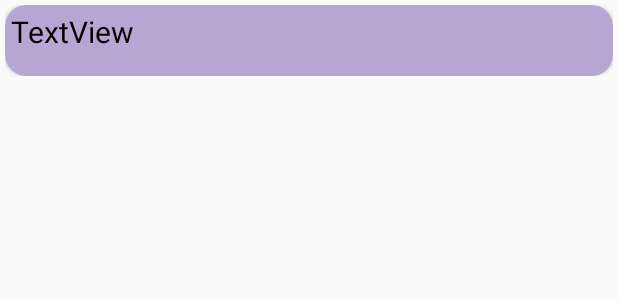
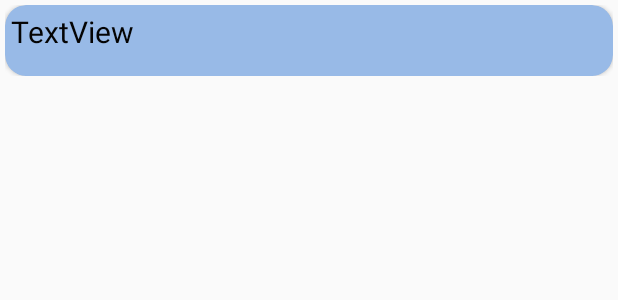
Before and after one commit to cmartinez136/CMPS3390_22, an Android app: the layout recycler_row.xml on its own in the app's theme, with its tools: preview values and no code run, on a phone screen of 412 x 824 dp. Shown: the top 300 px of the screen. Run offline under Robolectric (Android 15) with nearby library versions, the phone set to English and light mode, and no system bars.

Commit message:
Lab 9 done.

```diff
--- a/MobileTodo/app/src/main/res/layout/recycler_row.xml
+++ b/MobileTodo/app/src/main/res/layout/recycler_row.xml
@@ -9,7 +9,7 @@
         android:layout_width="0dp"
         android:layout_height="47dp"
         android:layout_weight="1"
-        app:cardBackgroundColor="#B6A6D3"
+        app:cardBackgroundColor="#98BAE7"
         app:cardCornerRadius="14dp"
         app:cardElevation="2dp"
         app:contentPadding="4dp">
@@ -19,7 +19,7 @@
             android:layout_width="wrap_content"
             android:layout_height="wrap_content"
             android:text="TextView"
-            android:textColor="#000000"
+            android:textColor="#040404"
             android:textSize="20sp" />
     </androidx.cardview.widget.CardView>
 </LinearLayout>
--- a/MobileTodo/app/src/main/res/values/strings.xml
+++ b/MobileTodo/app/src/main/res/values/strings.xml
@@ -3,6 +3,7 @@
     <string name="home">Home</string>
     <string name="school">School</string>
     <string name="work">Work</string>
+    <string name="grocery">Grocery</string>
     <string name="add">Add</string>
     <string name="todo_item">Todo Item</string>
 </resources>
```
Also changed, not shown: MobileTodo/app/src/main/res/layout/activity_main.xml (+13 -1 lines).
